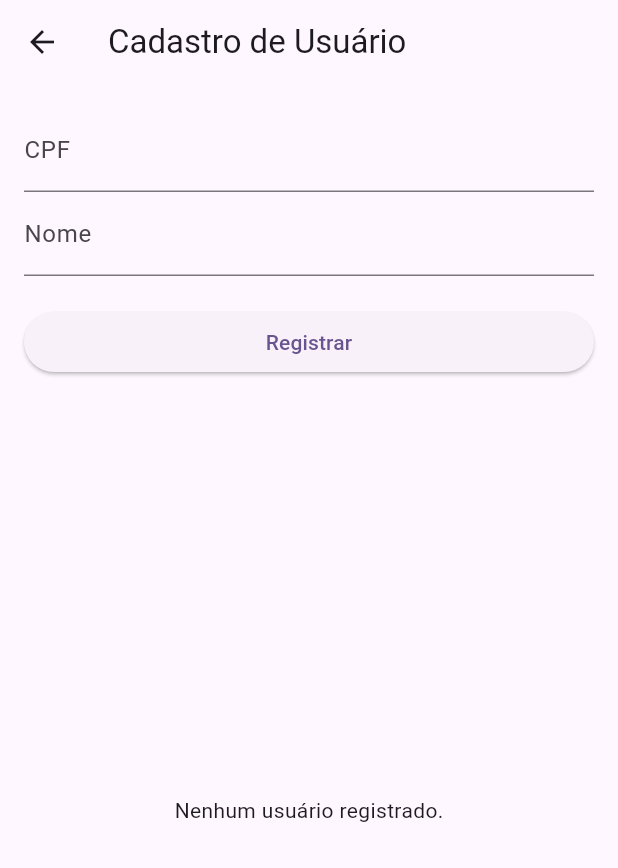
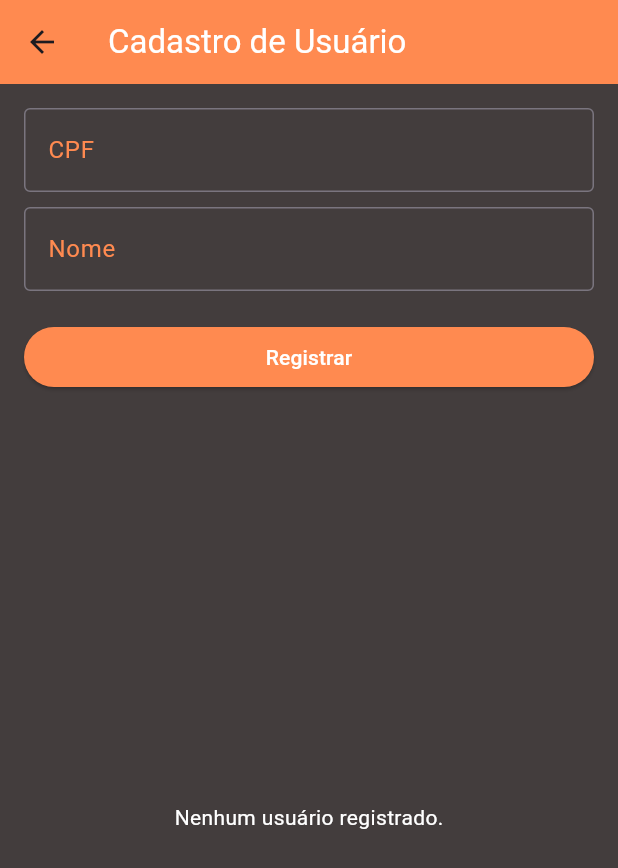
Before and after one commit to Vitor-HenriqueP/on_time, a Flutter app: the RegisterScreen screen opened directly, on a phone screen of 412 x 824 dp. Shown: the top 868 px of the screen. Run offline on Flutter 3.47's test engine with Material 3 defaults, Android fonts, the phone set to English and light mode, and no system bars; our stand-ins replace cloud_firestore, firebase_auth, firebase_core; missing offline and left inert: dart:html; accounts and stored records are empty.

Commit message:
login mat and register screen updated

```diff
--- a/lib/registrationScreen.dart
+++ b/lib/registrationScreen.dart
@@ -75,8 +75,12 @@ class _RegisterScreenState extends State<RegisterScreen> {
   @override
   Widget build(BuildContext context) {
     return Scaffold(
-      appBar: AppBar(title: Text("Cadastro de Usuário")),
-      body: Padding(
+      appBar: AppBar(
+        title: Text("Cadastro de Usuário", style: TextStyle(color: Colors.white)), // Cor da fonte do AppBar
+        backgroundColor: Color(0xFFFF8A50), // Cor do AppBar
+      ),
+      body: Container(
+        color: Color(0xFF433D3D), // Cor de fundo do corpo da tela
         padding: const EdgeInsets.all(16.0),
         child: Column(
           crossAxisAlignment: CrossAxisAlignment.stretch,
@@ -84,19 +88,36 @@ class _RegisterScreenState extends State<RegisterScreen> {
             // Campo de CPF
             TextField(
               controller: _cpfController,
-              decoration: InputDecoration(labelText: 'CPF'),
+              decoration: InputDecoration(
+                labelText: 'CPF',
+                labelStyle: TextStyle(color: Color(0xFFFF8A50)), // Cor do texto da label
+                border: OutlineInputBorder(),
+              ),
               keyboardType: TextInputType.number,
+              style: TextStyle(color: Colors.white), // Cor do texto do campo
             ),
+            SizedBox(height: 10),
             // Campo de Nome
             TextField(
               controller: _nameController,
-              decoration: InputDecoration(labelText: 'Nome'),
+              decoration: InputDecoration(
+                labelText: 'Nome',
+                labelStyle: TextStyle(color: Color(0xFFFF8A50)), // Cor do texto da label
+                border: OutlineInputBorder(),
+              ),
+              style: TextStyle(color: Colors.white), // Cor do texto do campo
             ),
             SizedBox(height: 20),
             // Botão de Registro
             ElevatedButton(
               onPressed: registerUser,
-              child: Text('Registrar'),
+              style: ElevatedButton.styleFrom(
+                backgroundColor: Color(0xFFFF8A50), // Cor de fundo do botão
+              ),
+              child: Text(
+                'Registrar',
+                style: TextStyle(color: Colors.white), // Cor do texto do botão
+              ),
             ),
             SizedBox(height: 20),
             // Lista de Usuários Cadastrados
@@ -105,11 +126,11 @@ class _RegisterScreenState extends State<RegisterScreen> {
                 stream: getUsers(),
                 builder: (context, snapshot) {
                   if (snapshot.connectionState == ConnectionState.waiting) {
-                    return Center(child: CircularProgressIndicator());
+                    return Center(child: CircularProgressIndicator(valueColor: AlwaysStoppedAnimation<Color>(Color(0xFFFF8A50)))); // Cor do indicador de carregamento
                   }
 
                   if (!snapshot.hasData || snapshot.data!.docs.isEmpty) {
-                    return Center(child: Text('Nenhum usuário registrado.'));
+                    return Center(child: Text('Nenhum usuário registrado.', style: TextStyle(color: Colors.white))); // Cor do texto
                   }
 
                   var users = snapshot.data!.docs;
@@ -118,9 +139,9 @@ class _RegisterScreenState extends State<RegisterScreen> {
                     itemBuilder: (context, index) {
                       var user = users[index];
                       return ListTile(
-                        title: Text(user['name']),
-                        subtitle: Text('CPF: ${user['cpf']}'),
-                        trailing: Text('Matrícula: ${user['matricula']}'),
+                        title: Text(user['name'], style: TextStyle(color: Colors.white)), // Cor do nome do usuário
+                        subtitle: Text('CPF: ${user['cpf']}', style: TextStyle(color: Colors.white)), // Cor do CPF
+                        trailing: Text('Matrícula: ${user['matricula']}', style: TextStyle(color: Colors.white)), // Cor da matrícula
                       );
                     },
                   );
```
Also changed, not shown: lib/login.dart (+36 -36 lines), 1 other file.
